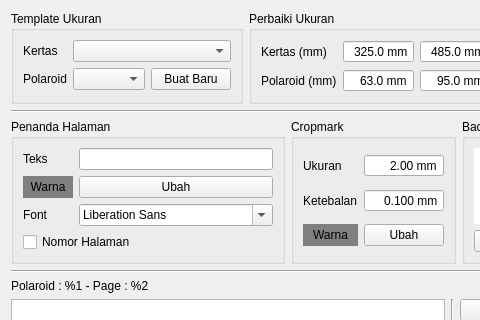
AyahnaSyahid/DesignerHelper, file PolaroidMaker/polaroidmakerwidget.ui: the form before one commit; both pictures show x 0 to 480 and y 0 to 320 of the 577 by 547 pixel window.
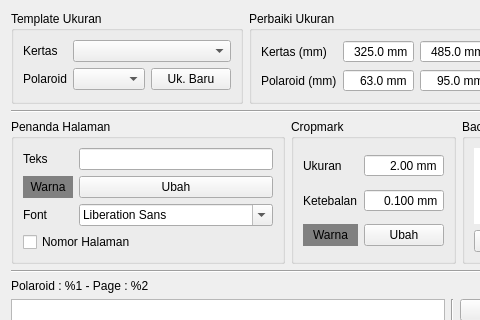
The form after the commit.

```diff
--- a/PolaroidMaker/polaroidmakerwidget.ui
+++ b/PolaroidMaker/polaroidmakerwidget.ui
@@ -54,7 +54,7 @@
            </sizepolicy>
           </property>
           <property name="text">
-           <string>Buat Baru</string>
+           <string>Uk. Baru</string>
           </property>
          </widget>
         </item>
```
Left out of the diff: 7 changed lines with no effect on the pictures.
